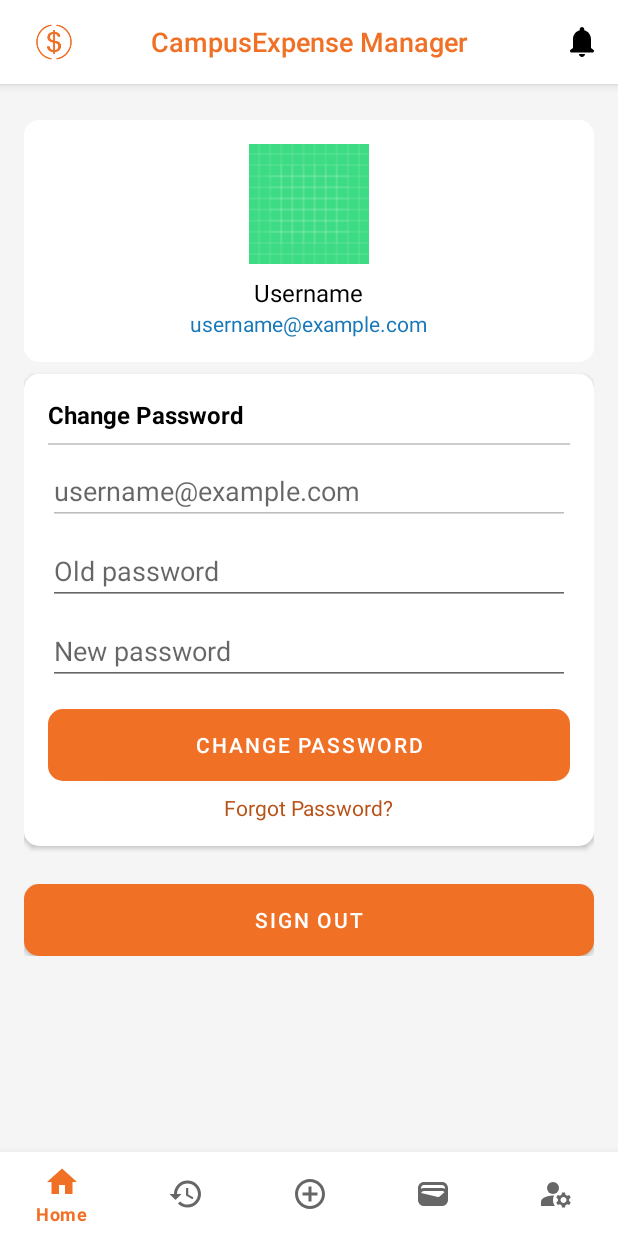
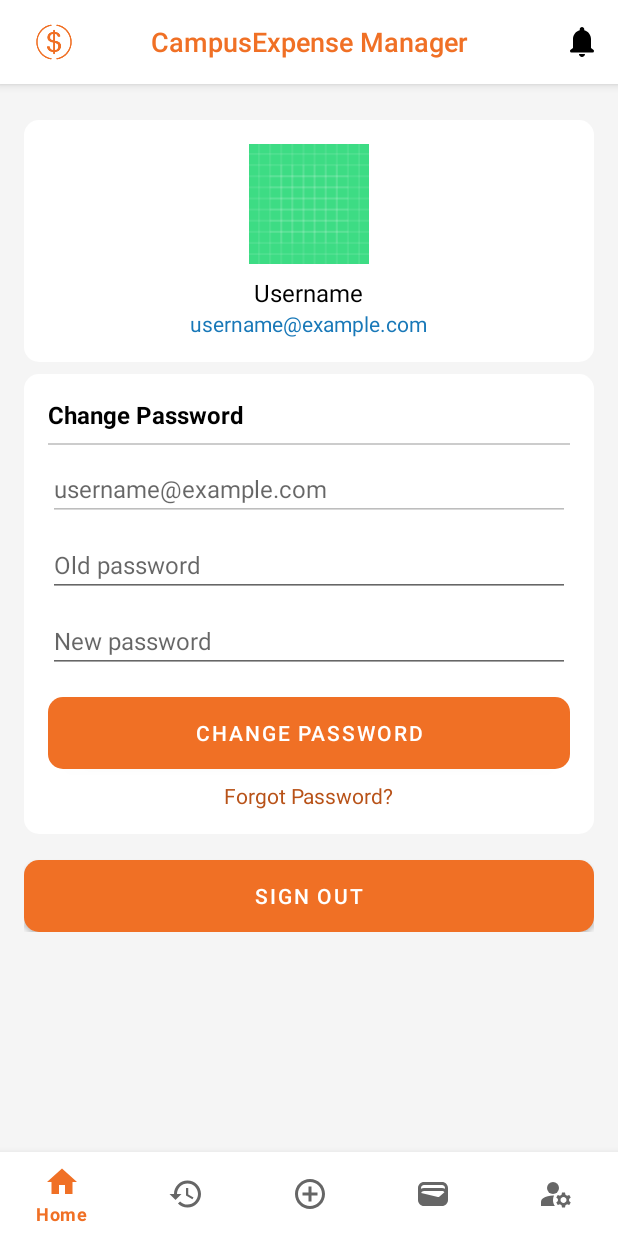
Before and after one commit to kypltIT/CampusExpenseManager, an Android app: the fragment AccountFragment placed in its activity, on a phone screen of 412 x 824 dp. Run offline under Robolectric (Android 15) with nearby library versions, the phone set to English and light mode, and no system bars.

Commit message:
fix UI fragment_account.xml

```diff
--- a/app/src/main/res/layout/fragment_account.xml
+++ b/app/src/main/res/layout/fragment_account.xml
@@ -79,37 +79,40 @@
                 android:id="@+id/emailInput"
                 android:layout_width="match_parent"
                 android:layout_height="wrap_content"
+                android:enabled="false"
                 android:hint="username@example.com"
                 android:inputType="textEmailAddress"
-                android:enabled="false"
-                android:textColor="@color/blue_700" />
+                android:textColor="@color/blue_700"
+                android:textSize="16sp" />
 
             <EditText
                 android:id="@+id/oldPasswordInput"
                 android:layout_width="match_parent"
                 android:layout_height="wrap_content"
+                android:layout_marginTop="8dp"
                 android:hint="Old password"
                 android:inputType="textPassword"
-                android:layout_marginTop="8dp" />
+                android:textSize="16sp" />
 
             <EditText
                 android:id="@+id/newPasswordInput"
                 android:layout_width="match_parent"
                 android:layout_height="wrap_content"
+                android:layout_marginTop="8dp"
                 android:hint="New password"
                 android:inputType="textPassword"
-                android:layout_marginTop="8dp" />
+                android:textSize="16sp" />
 
             <Button
                 android:id="@+id/changePasswordButton"
                 android:layout_width="match_parent"
                 android:layout_height="wrap_content"
+                android:layout_marginTop="16dp"
+                android:background="@drawable/rounded_background"
+                android:backgroundTint="@color/orange_500"
                 android:text="Change Password"
                 android:textColor="@color/white"
-                android:backgroundTint="@color/orange_500"
-                android:layout_marginTop="16dp"
-                android:background="@drawable/rounded_background"
-                />
+                android:textSize="14sp" />
 
             <TextView
                 android:id="@+id/forgotPasswordText"
@@ -135,7 +138,7 @@
             android:id="@+id/signOutButton"
             android:layout_width="match_parent"
             android:layout_height="wrap_content"
-            android:layout_marginTop="8dp"
+            android:layout_marginTop="0dp"
             android:background="@drawable/rounded_background"
             android:elevation="2dp"
             android:text="Sign Out"
```
